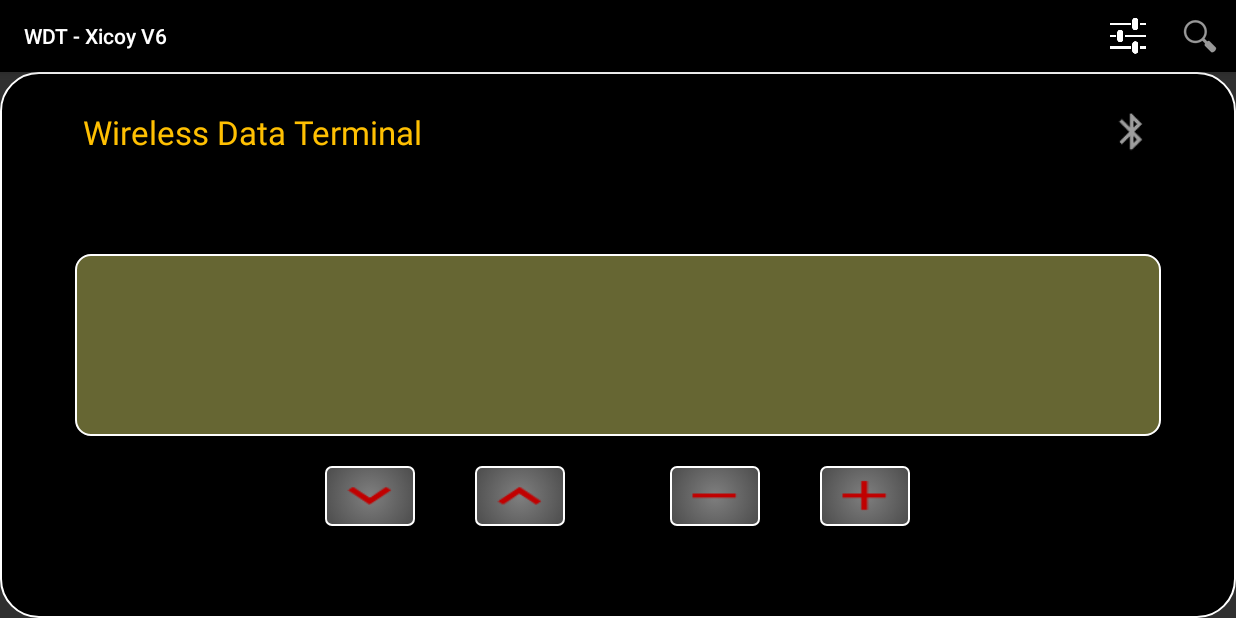
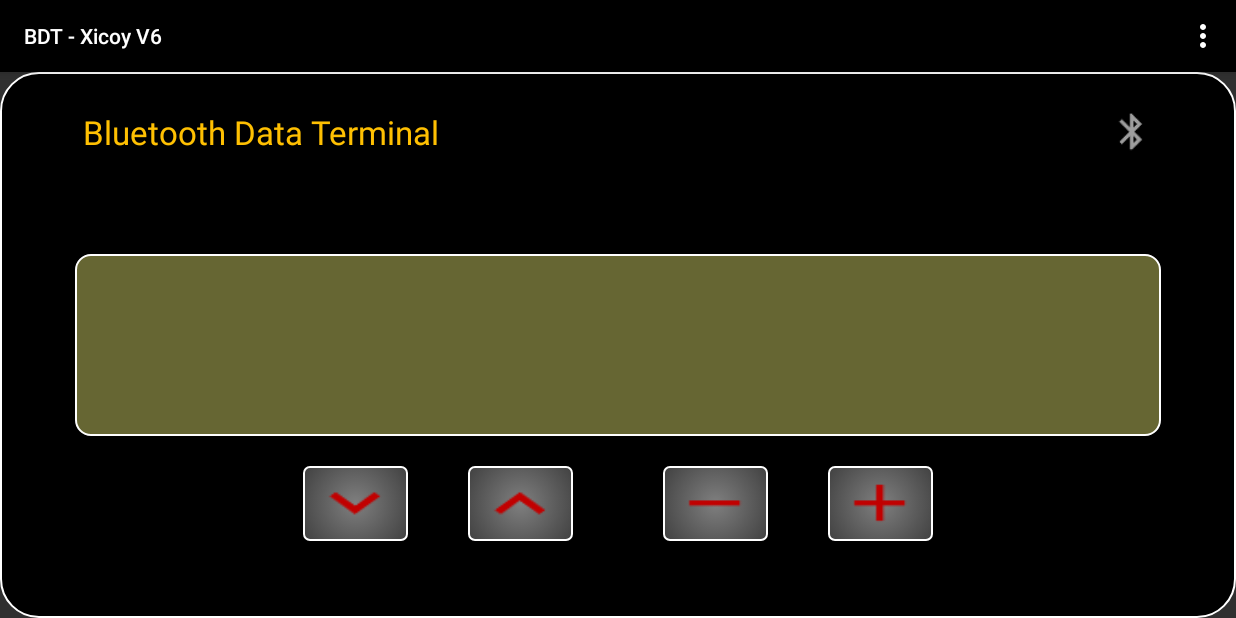
Before and after one commit to moti0375/BDT, an Android app: the screen it shows after launch (MainActivity), on a phone screen of 824 x 412 dp (held sideways). Run offline under Robolectric (Android 15) with nearby library versions, the phone set to English and light mode, and no system bars.

Commit message:
UI changes - buttons size increased, 3 dots action menu instead of icons. App name changed to Bluetooth Data Terminal Package changed to com.bdt

```diff
--- a/app/build.gradle
+++ b/app/build.gradle
@@ -5,7 +5,7 @@ android {
     buildToolsVersion "25.0.2"
 
     defaultConfig {
-        applicationId "com.wdt"
+        applicationId "com.bdt"
         minSdkVersion 14
         targetSdkVersion 14
     }
--- a/app/src/main/java/com/wdt/settings/Devices.java
+++ b/app/src/main/java/com/bdt/settings/Devices.java
@@ -1,4 +1,4 @@
-package com.wdt.settings;
+package com.bdt.settings;
 
 /**
  * Created by motibartov on 17/06/2017.
--- a/app/src/main/java/com/wdt/settings/PreferencesFragment.java
+++ b/app/src/main/java/com/bdt/settings/PreferencesFragment.java
@@ -1,4 +1,4 @@
-package com.wdt.settings;
+package com.bdt.settings;
 
 
 import android.content.SharedPreferences;
@@ -8,9 +8,8 @@ import android.support.v7.preference.Preference;
 import android.support.v7.preference.PreferenceFragmentCompat;
 import android.support.v7.preference.PreferenceGroup;
 import android.util.Log;
-import android.widget.Toast;
 
-import com.wdt.R;
+import com.bdt.R;
 
 
 /**
--- a/app/src/main/java/com/wdt/settings/SettingsActivity.java
+++ b/app/src/main/java/com/bdt/settings/SettingsActivity.java
@@ -1,4 +1,4 @@
-package com.wdt.settings;
+package com.bdt.settings;
 
 import android.os.Bundle;
 import android.support.v4.app.FragmentManager;
@@ -7,7 +7,7 @@ import android.support.v7.app.AppCompatActivity;
 import android.support.v7.widget.Toolbar;
 import android.widget.FrameLayout;
 
-import com.wdt.R;
+import com.bdt.R;
 
 public class SettingsActivity extends AppCompatActivity {
 
--- a/app/src/main/res/layout/activity_main.xml
+++ b/app/src/main/res/layout/activity_main.xml
@@ -4,7 +4,7 @@
     xmlns:tools="http://schemas.android.com/tools"
     android:layout_width="match_parent"
     android:layout_height="match_parent"
-    tools:context="com.wdt.MainActivity">
+    tools:context="com.bdt.MainActivity">
 
     <android.support.design.widget.AppBarLayout
         android:layout_width="match_parent"
--- a/app/src/main/res/layout/activity_prefs.xml
+++ b/app/src/main/res/layout/activity_prefs.xml
@@ -4,7 +4,7 @@
     xmlns:tools="http://schemas.android.com/tools"
     android:layout_width="match_parent"
     android:layout_height="match_parent"
-    tools:context="com.wdt.settings.SettingsActivity">
+    tools:context="com.bdt.settings.SettingsActivity">
 
     <android.support.design.widget.AppBarLayout
         android:layout_width="match_parent"
--- a/app/src/main/res/layout/wdt_content.xml
+++ b/app/src/main/res/layout/wdt_content.xml
@@ -96,7 +96,7 @@
             android:layout_width="0dp"
             android:layout_height="wrap_content"
             android:layout_weight="1"
-            android:layout_marginLeft="@dimen/large_margin">
+            android:layout_marginLeft="@dimen/medium_margin">
             <Button
                 android:id="@+id/bMinus"
                 android:layout_width="@dimen/button_width"
--- a/app/src/main/res/menu/main.xml
+++ b/app/src/main/res/menu/main.xml
@@ -6,15 +6,15 @@
     <item
         android:id="@+id/action_settings"
         android:orderInCategory="100"
-        app:showAsAction="always"
+        app:showAsAction="never"
         android:icon="@drawable/ic_action_settings"
         android:title="@string/action_settings"/>
 
     <item
         android:id="@+id/action_search_device"
         android:orderInCategory="200"
-        app:showAsAction="always"
+        app:showAsAction="never"
         android:icon="@android:drawable/ic_menu_search"
-        android:title="@string/action_settings"/>
+        android:title="@string/search_bt_device"/>
 
 </menu>
--- a/app/src/main/res/values/dimens.xml
+++ b/app/src/main/res/values/dimens.xml
@@ -3,8 +3,8 @@
     <!-- Default screen margins, per the Android Design guidelines. -->
     <dimen name="activity_horizontal_margin">16dp</dimen>
     <dimen name="activity_vertical_margin">16dp</dimen>
-    <dimen name="button_width">60dp</dimen>
-    <dimen name="button_height">40dp</dimen>
+    <dimen name="button_width">70dp</dimen>
+    <dimen name="button_height">50dp</dimen>
     <dimen name="bt_icon_size">40dp</dimen>
     <dimen name="button_corners">4dp</dimen>
     <dimen name="buttons_stroke_width">2px</dimen>
--- a/app/src/main/res/values/strings.xml
+++ b/app/src/main/res/values/strings.xml
@@ -1,11 +1,12 @@
 <?xml version="1.0" encoding="utf-8"?>
 <resources>
 
-    <string name="app_name">WDT</string>
+    <string name="app_name">BDT</string>
     <string name="hello_world">Hello world!</string>
     <string name="action_settings">Settings</string>
-    <string name="wdt_display_title">Wireless Data Terminal</string>
+    <string name="wdt_display_title">Bluetooth Data Terminal</string>
     <string name="ecu_type_pref_title">ECU Type</string>
     <string name="ecu_pref_category_title">ECU Options</string>
+    <string name="search_bt_device">Search BT Device</string>
 
 </resources>
```
Also changed, not shown: app/src/main/AndroidManifest.xml (+4 -4 lines), app/src/main/java/com/bdt/MainActivity.java (renamed from app/src/main/java/com/wdt/MainActivity.java, +7 -3 lines), 169 other files.
